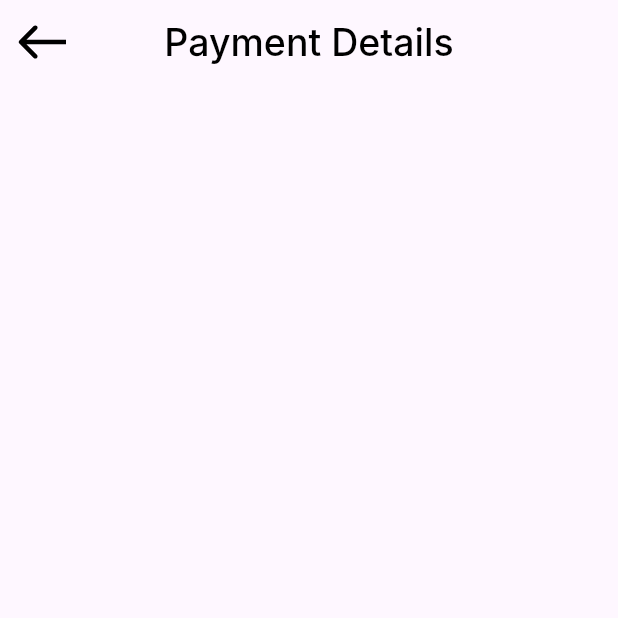
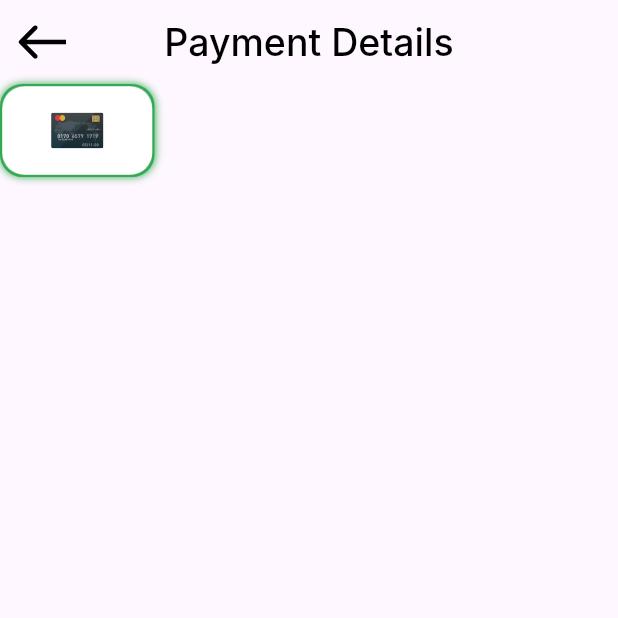
Before and after one commit to zelshenhab/flutter_checkout_payment, a Flutter app: the PaymentDatailsView screen opened directly, on a phone screen of 412 x 824 dp, the top half of it. Run offline on Flutter 3.47's test engine with Material 3 defaults, Android fonts, the phone set to English and light mode, and no system bars; our stand-ins replace flutter_svg; Roboto replaces fonts that are missing (Inter).

Commit message:
create payment item

```diff
--- a/lib/features/checkout/presentation/views/widgets/my_cart_view_body.dart
+++ b/lib/features/checkout/presentation/views/widgets/my_cart_view_body.dart
@@ -1,7 +1,7 @@
 import 'package:flutter/material.dart';
 import 'package:flutter_checkout_payment/core/widgets/custom_button.dart';
 import 'package:flutter_checkout_payment/features/checkout/presentation/views/widgets/cart_info_item.dart';
-import 'package:flutter_checkout_payment/features/checkout/presentation/views/widgets/payment_datails.dart';
+import 'package:flutter_checkout_payment/features/checkout/presentation/views/widgets/payment_details.dart';
 import 'package:flutter_checkout_payment/features/checkout/presentation/views/widgets/total_price_widget.dart';
 
 class MyCartViewBody extends StatelessWidget {
--- a/lib/features/checkout/presentation/views/widgets/payment_datails.dart
+++ b/lib/features/checkout/presentation/views/widgets/payment_details.dart
@@ -1,5 +1,6 @@
 import 'package:flutter/material.dart';
 import 'package:flutter_checkout_payment/core/widgets/custom_app_bar.dart';
+import 'package:flutter_checkout_payment/features/checkout/presentation/views/widgets/payment_details_view_body.dart';
 
 class PaymentDatailsView extends StatelessWidget {
   const PaymentDatailsView({super.key});
@@ -8,6 +9,7 @@ class PaymentDatailsView extends StatelessWidget {
   Widget build(BuildContext context) {
     return Scaffold(
       appBar: buildAppBar(title: "Payment Details"),
+      body: const PaymentDetailsViewBody(),
     );
   }
 }
--- /dev/null
+++ b/lib/features/checkout/presentation/views/widgets/payment_details_view_body.dart
@@ -0,0 +1,45 @@
+import 'package:flutter/material.dart';
+import 'package:flutter_svg/flutter_svg.dart';
+
+class PaymentDetailsViewBody extends StatelessWidget {
+  const PaymentDetailsViewBody({super.key});
+
+  @override
+  Widget build(BuildContext context) {
+    return Column(
+      children: [
+        Container(
+          width: 103,
+          height: 62,
+          decoration: ShapeDecoration(
+            shape: RoundedRectangleBorder(
+              side: const BorderSide(
+                width: 1.50,
+                color: Color(0xFF34A853),
+              ),
+              borderRadius: BorderRadius.circular(15),
+            ),
+            shadows: const [
+              BoxShadow(
+                  color: Color(0xFF34A853),
+                  blurRadius: 4,
+                  offset: Offset(0, 0),
+                  spreadRadius: 0),
+            ],
+          ),
+          child: Container(
+            decoration: BoxDecoration(
+              color: Colors.white,
+              borderRadius: BorderRadius.circular(15),
+            ),
+            child: Center(
+                child: SvgPicture.asset(
+              "assets/images/card.svg",
+              height: 24,
+            )),
+          ),
+        ),
+      ],
+    );
+  }
+}
```
Also changed, not shown: assets/images/card.svg (added), assets/images/paypal.svg (added).
